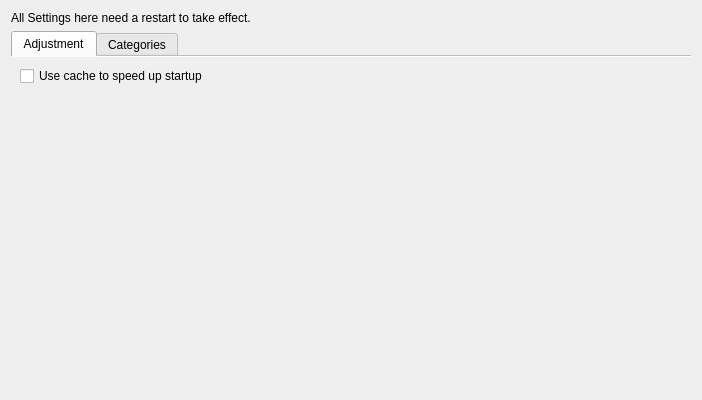
Old version of the form src/mainui/settings/appearancesettings.ui in the repository KDE/conquirere.
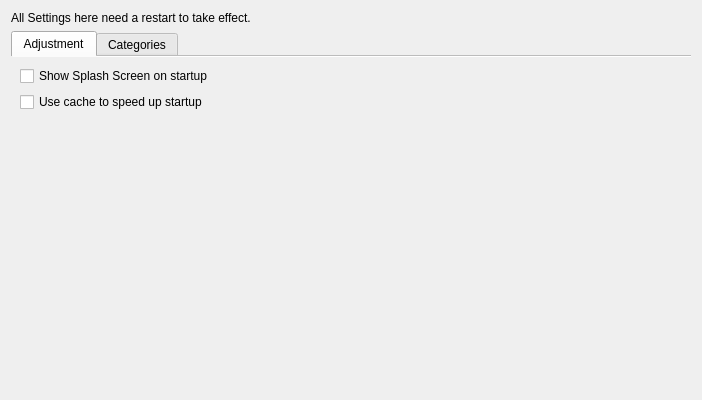
New version of the form. Custom widgets are drawn as their Qt base class.

Commit message:
Add SplashScreen for the startup sequence
Splashscreen shows the current loading state of the database cache and the versions string
Can be disabled in the config

What changed in the file:
```diff
--- a/src/mainui/settings/appearancesettings.ui
+++ b/src/mainui/settings/appearancesettings.ui
@@ -37,6 +37,13 @@
        <string>Adjustment</string>
       </attribute>
       <layout class="QVBoxLayout" name="verticalLayout_4">
+       <item>
+        <widget class="QCheckBox" name="cb_splashScreen">
+         <property name="text">
+          <string>Show Splash Screen on startup</string>
+         </property>
+        </widget>
+       </item>
        <item>
         <widget class="QCheckBox" name="cb_startupCache">
          <property name="text">
```
The commit also changes 13 other files.
